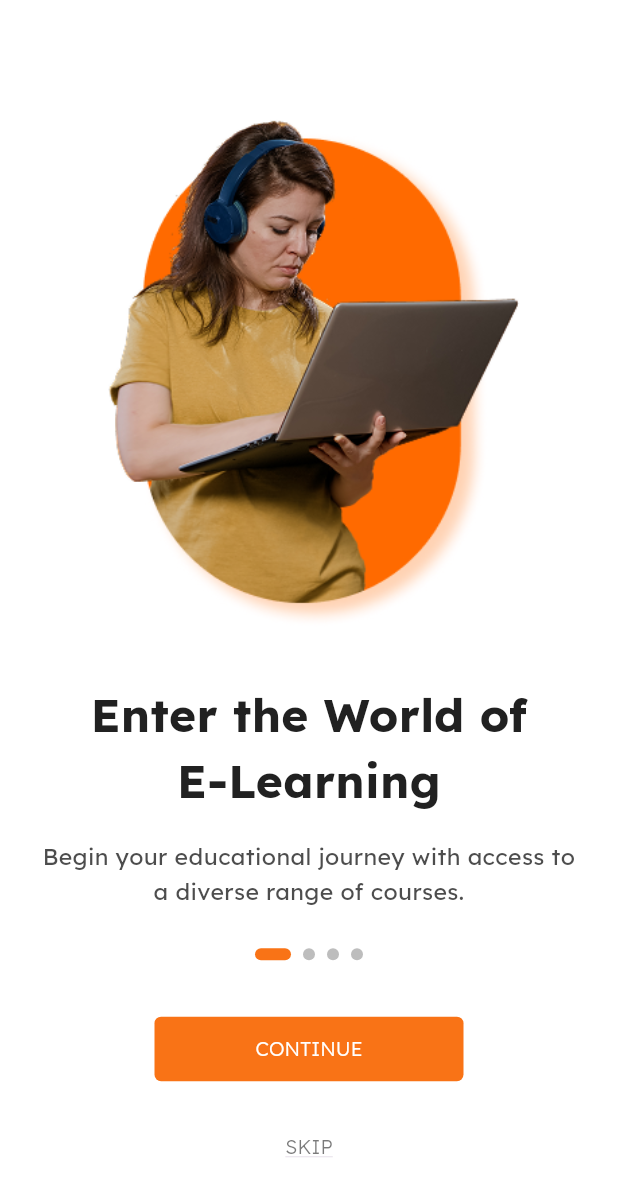
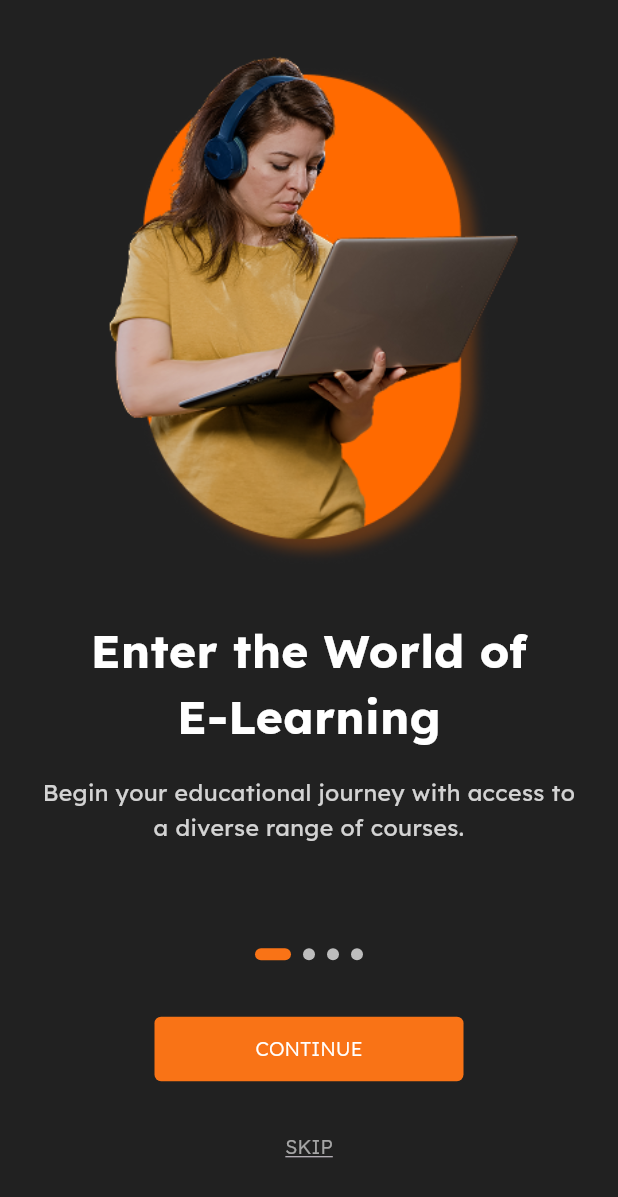
Before and after one commit to RaiseHigh-Tech/topgrade_mobile_app, a Flutter app: the screen it shows after launch, on a phone screen of 412 x 824 dp. Shown: the top 1197 px of the screen. Run offline on Flutter 3.47's test engine with Material 3 defaults, Android fonts, the phone set to English and light mode, and no system bars; drawn by our look-alikes of smooth_page_indicator; our stand-ins replace dio, get, logger, shared_preferences.

Commit message:
on boarding dark theme has done

```diff
--- a/lib/features/presentation/views/onboarding/onboarding_screen.dart
+++ b/lib/features/presentation/views/onboarding/onboarding_screen.dart
@@ -6,6 +6,7 @@ import '../../../../utils/constants/colors.dart';
 import '../../../../utils/constants/sizes.dart';
 import '../../../../utils/constants/strings.dart';
 import '../../controllers/onboarding_controller.dart';
+import '../../controllers/theme_controller.dart';
 import '../../widgets/primary_button.dart';
 
 class OnboardingScreen extends StatelessWidget {
@@ -15,8 +16,10 @@ class OnboardingScreen extends StatelessWidget {
   Widget build(BuildContext context) {
     final controller = Get.put(OnboardingController());
 
+    return GetBuilder<XThemeController>(
+      builder: (themeController) {
         return Scaffold(
-      backgroundColor: XColors.backgroundColor,
+          backgroundColor: themeController.backgroundColor,
           body: SafeArea(
             child: Column(
               children: [
@@ -58,8 +61,11 @@ class OnboardingScreen extends StatelessWidget {
                       controller: controller.pageController,
                       count: 4,
                       effect: ExpandingDotsEffect(
-                    activeDotColor: XColors.primaryColor,
-                    dotColor: XColors.dotIndicatorColor,
+                        activeDotColor: themeController.primaryColor,
+                        dotColor:
+                            themeController.isLightTheme
+                                ? XColors.dotIndicatorColor
+                                : XColors.dotIndicatorColorDark,
                         dotHeight: 8,
                         dotWidth: 8,
                         expansionFactor: 3,
@@ -94,7 +100,7 @@ class OnboardingScreen extends StatelessWidget {
                     style: TextStyle(
                       fontFamily: 'Lexend',
                       decoration: TextDecoration.underline,
-                  color: XColors.textColor.withValues(alpha: 0.6),
+                      color: themeController.textColor.withValues(alpha: 0.6),
                       fontSize: XSizes.textSizeSm,
                       fontWeight: FontWeight.w300,
                     ),
@@ -104,6 +110,8 @@ class OnboardingScreen extends StatelessWidget {
               ],
             ),
           ),
+        );
+      },
     );
   }
 }
@@ -122,16 +130,20 @@ class OnboardingPage extends StatelessWidget {
 
   @override
   Widget build(BuildContext context) {
+    return GetBuilder<XThemeController>(
+      builder: (themeController) {
         return Padding(
           padding: EdgeInsets.all(XSizes.spacingLg),
           child: Column(
-        mainAxisAlignment: MainAxisAlignment.end,
+            mainAxisAlignment: MainAxisAlignment.start,
             children: [
               // Onboarding Image
               Container(
                 width: 350,
                 height: 350,
-            decoration: BoxDecoration(borderRadius: BorderRadius.circular(20)),
+                decoration: BoxDecoration(
+                  borderRadius: BorderRadius.circular(20),
+                ),
                 child: ClipRRect(
                   borderRadius: BorderRadius.circular(20),
                   child: Image.asset(
@@ -141,13 +153,15 @@ class OnboardingPage extends StatelessWidget {
                       // Fallback if image fails to load
                       return Container(
                         decoration: BoxDecoration(
-                      color: XColors.primaryColor.withValues(alpha: 0.1),
+                          color: themeController.primaryColor.withValues(
+                            alpha: 0.1,
+                          ),
                           borderRadius: BorderRadius.circular(20),
                         ),
-                    child: const Icon(
+                        child: Icon(
                           Icons.image,
                           size: 80,
-                      color: XColors.primaryColor,
+                          color: themeController.primaryColor,
                         ),
                       );
                     },
@@ -163,7 +177,7 @@ class OnboardingPage extends StatelessWidget {
                 style: TextStyle(
                   fontSize: XSizes.textSize4xl,
                   fontWeight: FontWeight.bold,
-              color: XColors.textColor,
+                  color: themeController.textColor,
                   fontFamily: 'Lexend',
                 ),
                 textAlign: TextAlign.center,
@@ -177,7 +191,7 @@ class OnboardingPage extends StatelessWidget {
                 style: TextStyle(
                   fontSize: XSizes.textSizeMd,
                   fontFamily: 'Lexend',
-              color: XColors.textColor.withValues(alpha: 0.8),
+                  color: themeController.textColor.withValues(alpha: 0.8),
                   height: 1.5,
                 ),
                 textAlign: TextAlign.center,
@@ -185,5 +199,7 @@ class OnboardingPage extends StatelessWidget {
             ],
           ),
         );
+      },
+    );
   }
 }
```
Also changed, not shown: assets/icons/ic_moon.svg (added), assets/icons/ic_sun.svg (added), 1 other file. Lines whose indentation alone changed are shown as unchanged.
